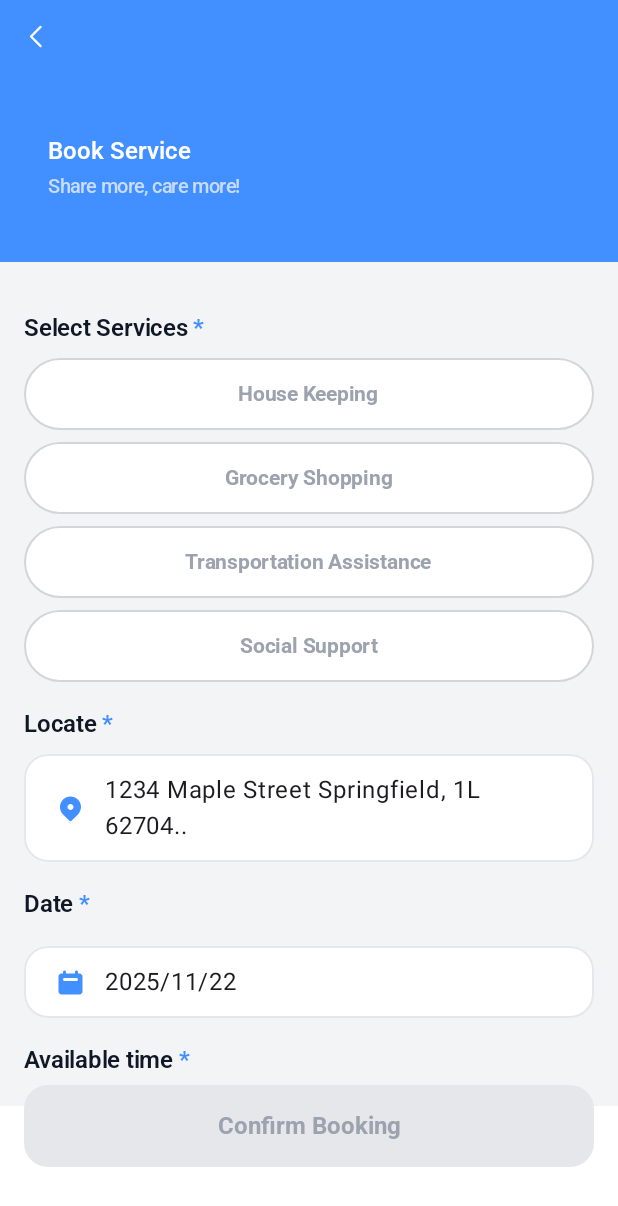
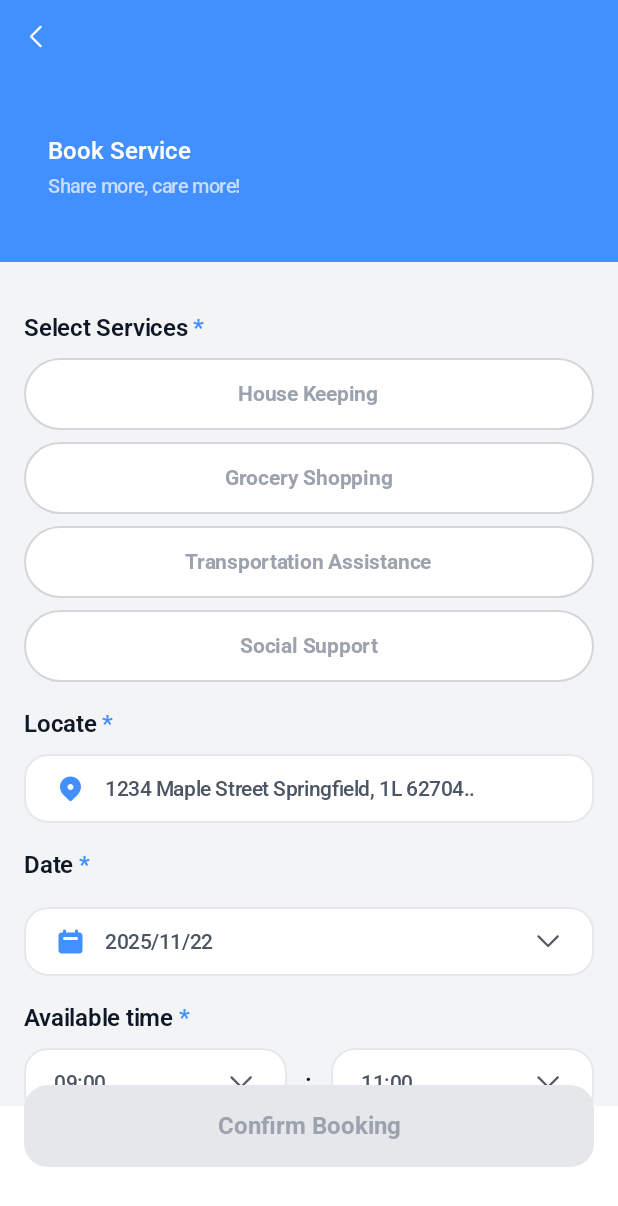
Before and after one commit to SOPT-all/37-SOPKATHON-ANDROID-ANDROID3, an Android app built with Jetpack Compose: the composable JuwanScreen shown on its own in the app's theme, after a tap on "House Keeping", on a phone screen of 412 x 824 dp. Shown: the top 1206 px of the screen. Run offline under Robolectric (Android 15) with nearby library versions, the phone set to English and light mode, and no system bars; Roboto replaces fonts that are not available here.

Commit message:
fix/#37: 예약 UI 수정

```diff
--- a/app/src/main/java/org/sopt/soptackthon_app_3/presentation/juwan/JuwanScreen.kt
+++ b/app/src/main/java/org/sopt/soptackthon_app_3/presentation/juwan/JuwanScreen.kt
@@ -147,7 +147,7 @@ fun JuwanScreen(
                 BookInfoSection(
                     title = uiState.visitDate.ifEmpty { "Select Date" },
                     leftIcon = R.drawable.ic_fill_calendar,
-                    rightIcon = null,
+                    rightIcon = R.drawable.ic_dropdown,
                     modifier = Modifier.padding(horizontal = 16.dp)
                 )
             }
@@ -240,7 +240,7 @@ fun JuwanScreen(
             }
 
             item {
-                Spacer(modifier = Modifier.height(100.dp))
+                Spacer(modifier = Modifier.height(154.dp))
             }
         }
 
--- a/app/src/main/java/org/sopt/soptackthon_app_3/presentation/juwan/component/BookInfoSection.kt
+++ b/app/src/main/java/org/sopt/soptackthon_app_3/presentation/juwan/component/BookInfoSection.kt
@@ -18,6 +18,7 @@ import androidx.compose.ui.Modifier
 import androidx.compose.ui.graphics.Color
 import androidx.compose.ui.graphics.vector.ImageVector
 import androidx.compose.ui.res.vectorResource
+import androidx.compose.ui.text.style.TextOverflow
 import androidx.compose.ui.tooling.preview.Preview
 import androidx.compose.ui.unit.dp
 import org.sopt.soptackthon_app_3.R
@@ -55,6 +56,10 @@ fun BookInfoSection(
         }
         Text(
             text = title,
+            style = SopkathonTheme.typography.body.bodyM14,
+            color = SopkathonTheme.colors.primary800,
+            maxLines = 1,
+            overflow = TextOverflow.Ellipsis
         )
 
         Spacer(modifier = Modifier.weight(1f))
```
